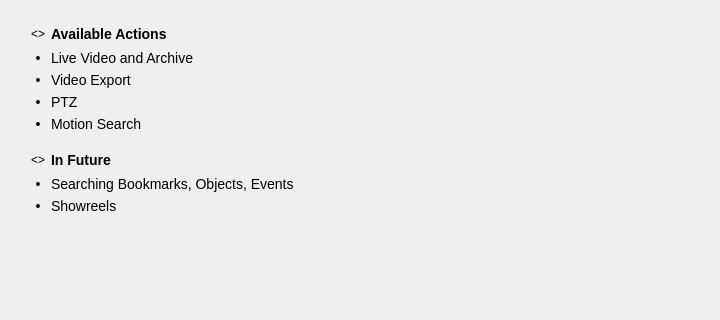
Old version of the form vms/client/nx_vms_client_desktop/src/nx/vms/client/desktop/cross_system/dialogs/cloud_layouts_intro_dialog.ui in the repository networkoptix/nx_open; both pictures show x 0 to 720 and y 91 to 411 of the 720 by 601 pixel window.
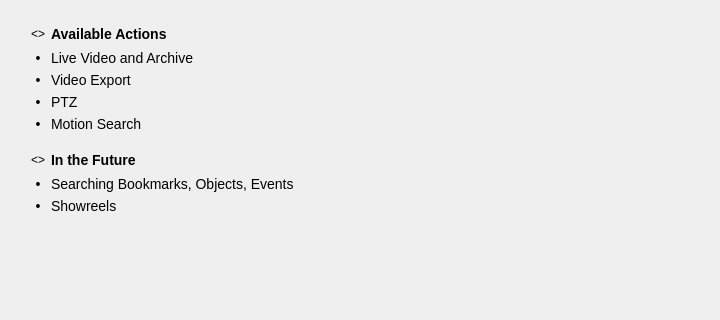
New version of the form. Custom widgets are drawn as their Qt base class.

Commit message:
VMS-38666: Edit text in the cloud layouts intro.
VMS-38666: Edit text in the cloud layouts intro.

```diff
--- a/vms/client/nx_vms_client_desktop/src/nx/vms/client/desktop/cross_system/dialogs/cloud_layouts_intro_dialog.ui
+++ b/vms/client/nx_vms_client_desktop/src/nx/vms/client/desktop/cross_system/dialogs/cloud_layouts_intro_dialog.ui
@@ -357,7 +357,7 @@
 line-height: 16px;</string>
             </property>
             <property name="text">
-             <string>In Future</string>
+             <string>In the Future</string>
             </property>
            </widget>
           </item>
```
